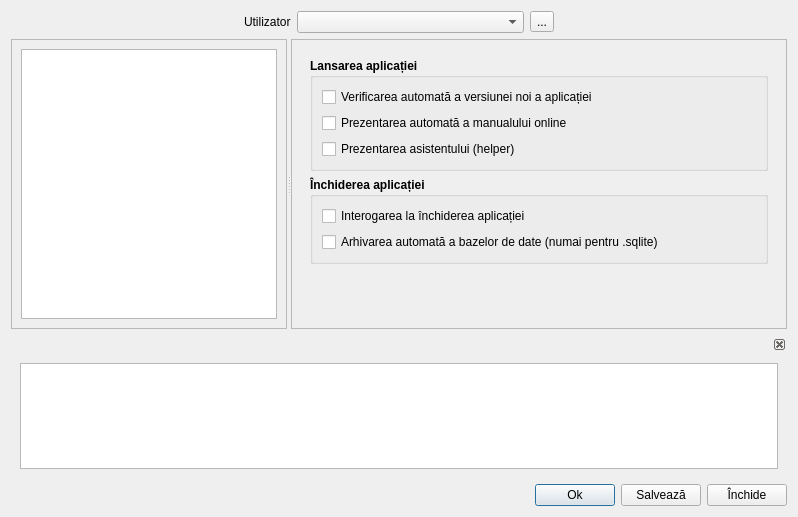
Above: data/userpreferences.ui from debalex77/USG before the change. Below: the same form after it.
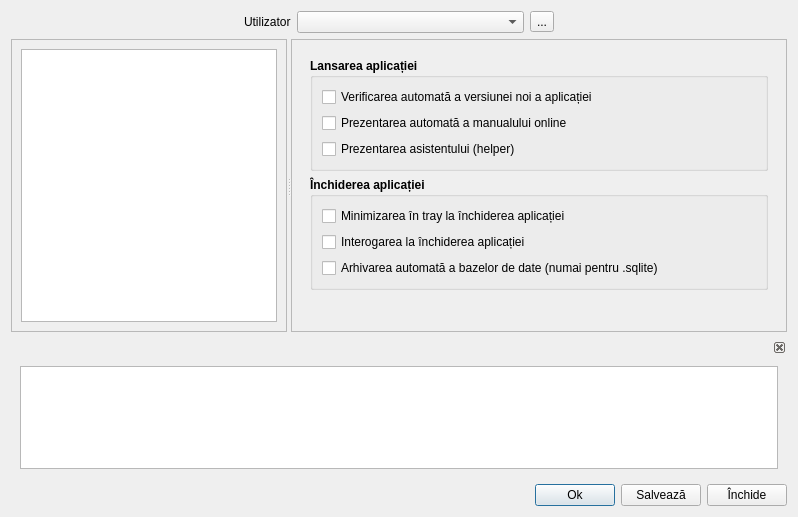
That is the form after the change. The open tabs and pages were chosen to show the change. Icons and pictures are not drawn.

Commit message: minimize app to tray

The edit to the form file:
```diff
--- a/data/userpreferences.ui
+++ b/data/userpreferences.ui
@@ -323,7 +323,7 @@
               <string>Închiderea aplicației</string>
              </property>
              <layout class="QGridLayout" name="gridLayout_7">
-              <item row="0" column="0">
+              <item row="1" column="0">
                <widget class="QCheckBox" name="check_showQuestionClosingApp">
                 <property name="sizePolicy">
                  <sizepolicy hsizetype="Expanding" vsizetype="Fixed">
@@ -342,7 +342,7 @@
                 </property>
                </widget>
               </item>
-              <item row="1" column="0">
+              <item row="2" column="0">
                <widget class="QCheckBox" name="check_databasesArchiving">
                 <property name="font">
                  <font>
@@ -355,6 +355,19 @@
                 </property>
                </widget>
               </item>
+              <item row="0" column="0">
+               <widget class="QCheckBox" name="minimizeAppToTray">
+                <property name="font">
+                 <font>
+                  <weight>50</weight>
+                  <bold>false</bold>
+                 </font>
+                </property>
+                <property name="text">
+                 <string>Minimizarea în tray la închiderea aplicației</string>
+                </property>
+               </widget>
+              </item>
              </layout>
             </widget>
            </item>
```
The commit also changes 6 other files.
